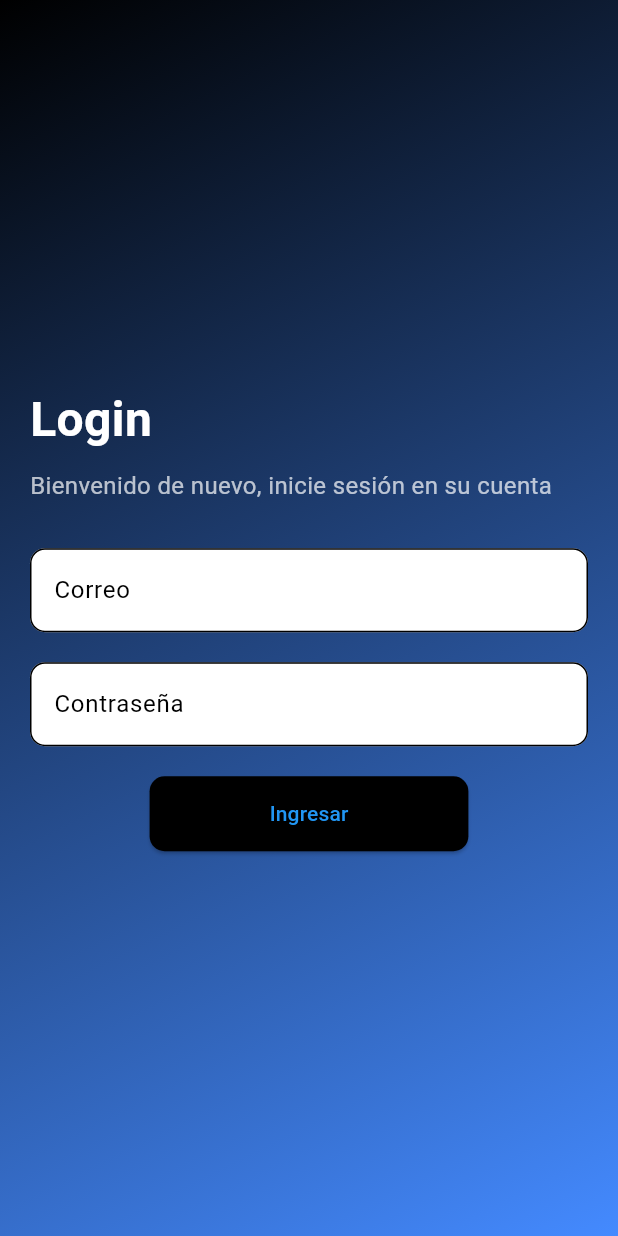
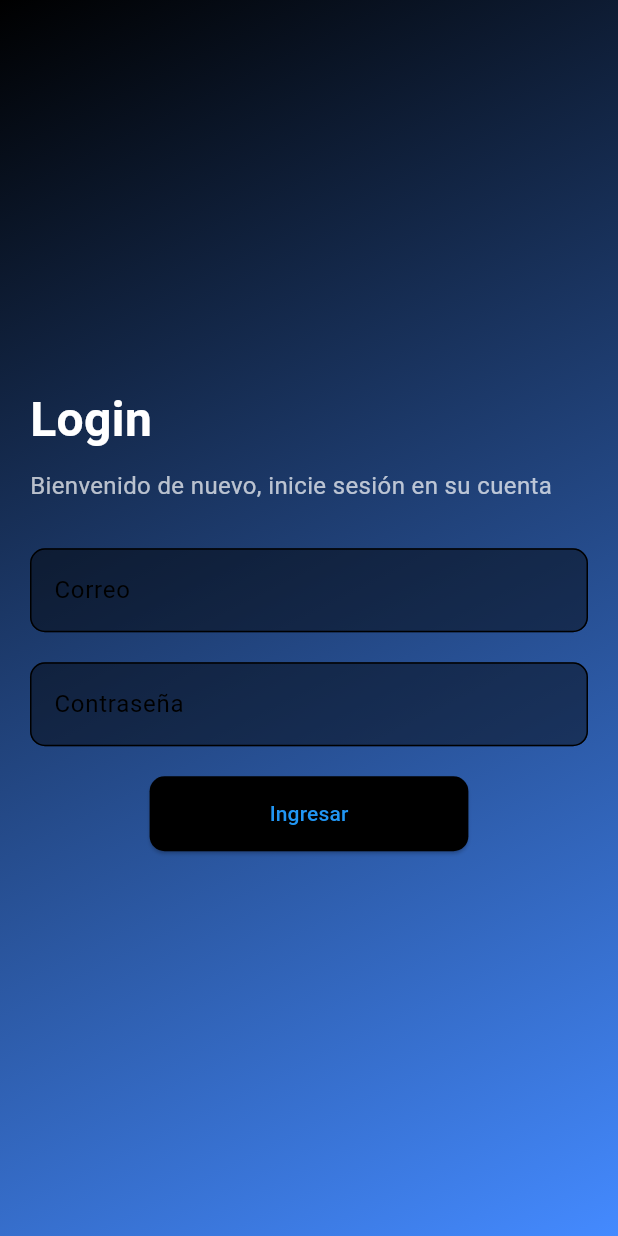
Before and after one commit to StephannyPA/CountCraft, a Flutter app: the screen it shows after launch, on a phone screen of 412 x 824 dp. Run offline on Flutter 3.47's test engine with Material 3 defaults, Android fonts, the phone set to English and light mode, and no system bars; drawn by our look-alikes of dynamic_color; our stand-ins replace cloud_firestore, firebase_auth, firebase_core, firebase_storage, image_picker, permission_handler and 1 more; accounts and stored records are empty.

Commit message:
Actualiza Login fillcolor black45

```diff
--- a/lib/widgets/login.dart
+++ b/lib/widgets/login.dart
@@ -120,7 +120,7 @@ class _LoginPageState extends State<LoginPage> {
                         decoration: InputDecoration(
                           labelText: 'Correo',
                           filled: true,
-                          fillColor: Colors.white,
+                          fillColor: Colors.black45,
                           border: OutlineInputBorder(
                             borderRadius: BorderRadius.circular(10),
                           ),
@@ -140,7 +140,7 @@ class _LoginPageState extends State<LoginPage> {
                         decoration: InputDecoration(
                           labelText: 'Contraseña',
                           filled: true,
-                          fillColor: Colors.white,
+                          fillColor: Colors.black45,
                           border: OutlineInputBorder(
                             borderRadius: BorderRadius.circular(10),
                           ),
```
